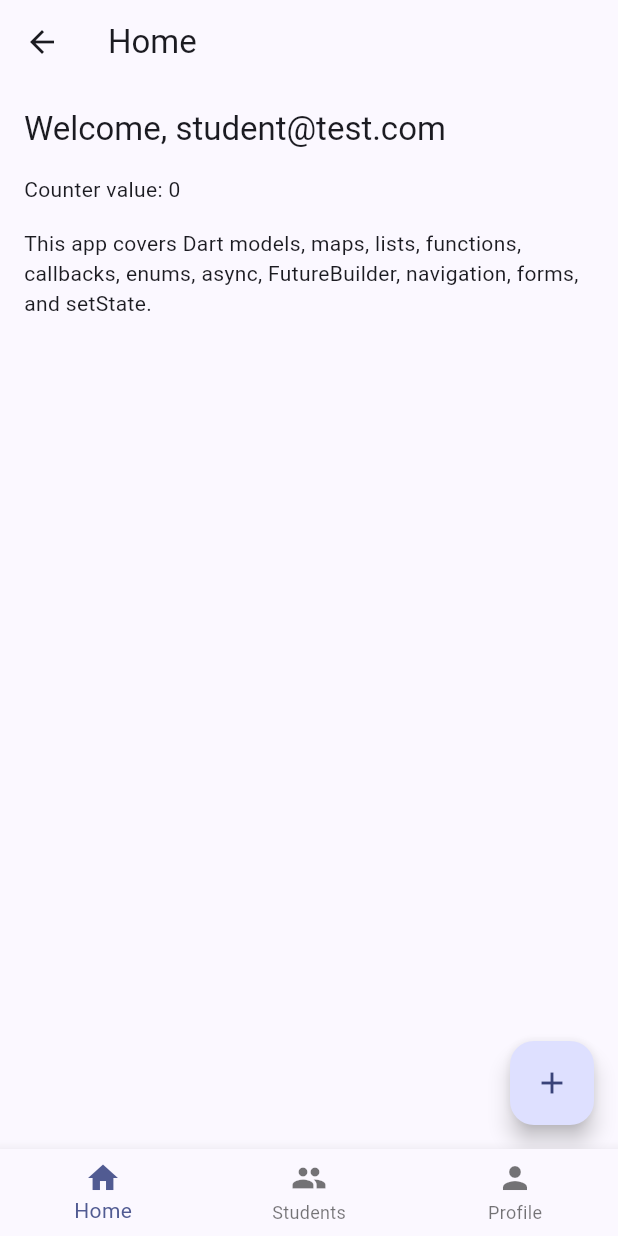
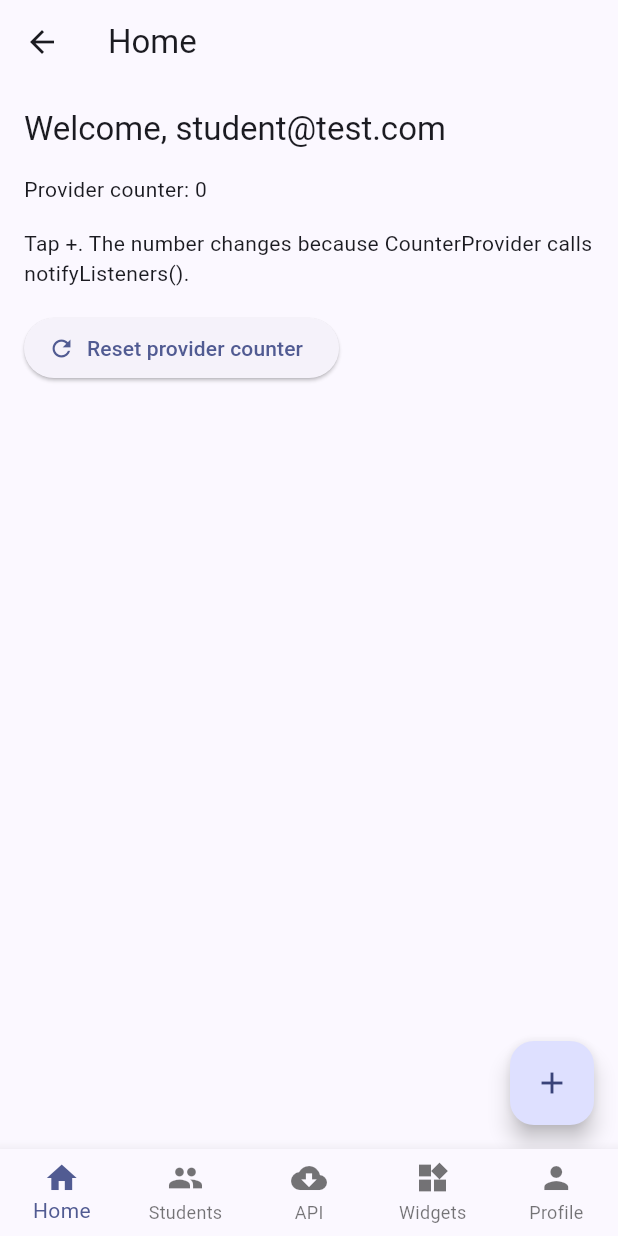
Before and after one commit to AhmadHaris590/dart-flutter, a Flutter app: the DashboardScreen screen opened by its route, on a phone screen of 412 x 824 dp. Run offline on Flutter 3.47's test engine with Material 3 defaults, Android fonts, the phone set to English and light mode, and no system bars.

Commit message:
expand student portal with provider api widgets

```diff
--- /dev/null
+++ b/student_portal_final/lib/providers/counter_provider.dart
@@ -0,0 +1,28 @@
+import 'package:flutter/foundation.dart';
+
+// Provider topic:
+// ChangeNotifier is a class that can say, "Hey UI, my data changed."
+// CounterProvider stores counter data for the app.
+class CounterProvider extends ChangeNotifier {
+  int _count = 0;
+
+  // Getter: other files can read count, but cannot directly edit _count.
+  int get count => _count;
+
+  void increment() {
+    _count++;
+    notifyListeners();
+  }
+
+  void decrement() {
+    if (_count > 0) {
+      _count--;
+      notifyListeners();
+    }
+  }
+
+  void reset() {
+    _count = 0;
+    notifyListeners();
+  }
+}
--- a/student_portal_final/lib/screens/dashboard_screen.dart
+++ b/student_portal_final/lib/screens/dashboard_screen.dart
@@ -1,8 +1,10 @@
 import 'package:flutter/material.dart';
 import 'package:student_portal_final/models/user_role.dart';
 import 'package:student_portal_final/screens/home_screen.dart';
+import 'package:student_portal_final/screens/posts_screen.dart';
 import 'package:student_portal_final/screens/profile_screen.dart';
 import 'package:student_portal_final/screens/students_screen.dart';
+import 'package:student_portal_final/screens/widgets_gallery_screen.dart';
 
 // StatefulWidget because selectedIndex changes when user taps bottom tabs.
 class DashboardScreen extends StatefulWidget {
@@ -24,12 +26,15 @@ class _DashboardScreenState extends State<DashboardScreen> {
     final List<Widget> screens = [
       HomeScreen(email: email),
       const StudentsScreen(),
+      const PostsScreen(),
+      const WidgetsGalleryScreen(),
       ProfileScreen(email: email, role: UserRole.student),
     ];
 
     return Scaffold(
       body: screens[selectedIndex],
       bottomNavigationBar: BottomNavigationBar(
+        type: BottomNavigationBarType.fixed,
         currentIndex: selectedIndex,
         onTap: (int index) {
           setState(() {
@@ -46,6 +51,14 @@ class _DashboardScreenState extends State<DashboardScreen> {
             label: 'Students',
           ),
           BottomNavigationBarItem(
+            icon: Icon(Icons.cloud_download),
+            label: 'API',
+          ),
+          BottomNavigationBarItem(
+            icon: Icon(Icons.widgets),
+            label: 'Widgets',
+          ),
+          BottomNavigationBarItem(
             icon: Icon(Icons.person),
             label: 'Profile',
           ),
--- a/student_portal_final/lib/screens/home_screen.dart
+++ b/student_portal_final/lib/screens/home_screen.dart
@@ -1,17 +1,13 @@
 import 'package:flutter/material.dart';
+import 'package:provider/provider.dart';
+import 'package:student_portal_final/providers/counter_provider.dart';
 
-// StatefulWidget because counter changes.
-class HomeScreen extends StatefulWidget {
+// StatelessWidget is enough here because Provider stores the counter.
+// The widget does not need its own int counter variable anymore.
+class HomeScreen extends StatelessWidget {
   final String email;
 
   const HomeScreen({super.key, required this.email});
-
-  @override
-  State<HomeScreen> createState() => _HomeScreenState();
-}
-
-class _HomeScreenState extends State<HomeScreen> {
-  int counter = 0;
 
   @override
   Widget build(BuildContext context) {
@@ -19,9 +15,9 @@ class _HomeScreenState extends State<HomeScreen> {
       appBar: AppBar(title: const Text('Home')),
       floatingActionButton: FloatingActionButton(
         onPressed: () {
-          setState(() {
-            counter++;
-          });
+          // read() calls the provider method one time.
+          // It does not rebuild this button when the value changes.
+          context.read<CounterProvider>().increment();
         },
         child: const Icon(Icons.add),
       ),
@@ -31,14 +27,28 @@ class _HomeScreenState extends State<HomeScreen> {
           crossAxisAlignment: CrossAxisAlignment.start,
           children: [
             Text(
-              'Welcome, ${widget.email}',
+              'Welcome, $email',
               style: Theme.of(context).textTheme.titleLarge,
             ),
             const SizedBox(height: 16),
-            Text('Counter value: $counter'),
+            // Consumer listens to CounterProvider.
+            // When notifyListeners() runs, only this part rebuilds.
+            Consumer<CounterProvider>(
+              builder: (context, counterProvider, child) {
+                return Text('Provider counter: ${counterProvider.count}');
+              },
+            ),
             const SizedBox(height: 16),
             const Text(
-              'This app covers Dart models, maps, lists, functions, callbacks, enums, async, FutureBuilder, navigation, forms, and setState.',
+              'Tap +. The number changes because CounterProvider calls notifyListeners().',
+            ),
+            const SizedBox(height: 16),
+            ElevatedButton.icon(
+              onPressed: () {
+                context.read<CounterProvider>().reset();
+              },
+              icon: const Icon(Icons.refresh),
+              label: const Text('Reset provider counter'),
             ),
           ],
         ),
--- a/student_portal_final/pubspec.yaml
+++ b/student_portal_final/pubspec.yaml
@@ -30,6 +30,8 @@ environment:
 dependencies:
   flutter:
     sdk: flutter
+  http: ^1.2.1
+  provider: ^6.1.2
 
   # The following adds the Cupertino Icons font to your application.
   # Use with the CupertinoIcons class for iOS style icons.
```
Also changed, not shown: student_portal_final/lib/main.dart (+10 -1 lines), student_portal_final/lib/models/post.dart (added, +33 -0 lines), student_portal_final/lib/screens/posts_screen.dart (added, +141 -0 lines), student_portal_final/lib/screens/widgets_gallery_screen.dart (added, +94 -0 lines), student_portal_final/lib/services/posts_api_service.dart (added, +72 -0 lines), student_portal_final/pubspec.lock, 4 other files.
